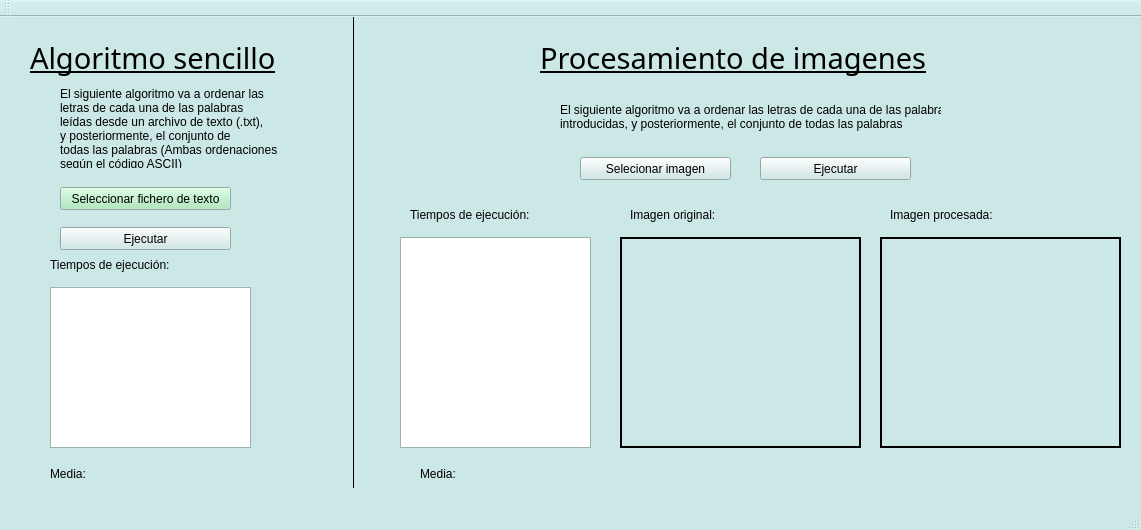
First picture: the form in mainwindow.ui, repository eherng03/bancoPruebas, before the edit.
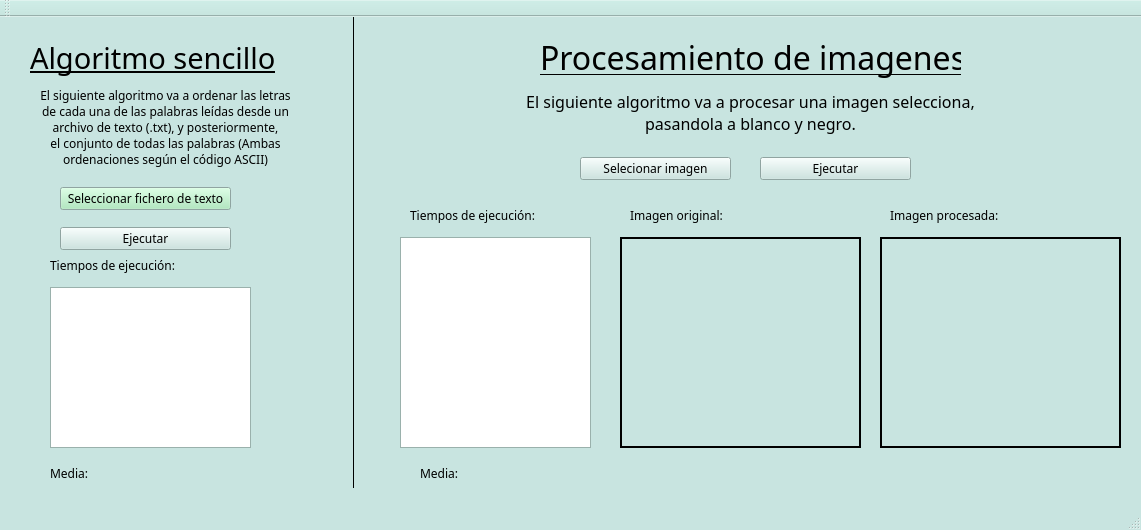
Second picture: the form after the edit.

Commit message: (he cambiado la fuente)

What changed in the file:
```diff
--- a/mainwindow.ui
+++ b/mainwindow.ui
@@ -24,16 +24,16 @@
      </colorrole>
      <colorrole role="Button">
       <brush brushstyle="SolidPattern">
-       <color alpha="255">
-        <red>204</red>
-        <green>232</green>
-        <blue>230</blue>
+       <color alpha="251">
+        <red>199</red>
+        <green>228</green>
+        <blue>223</blue>
        </color>
       </brush>
      </colorrole>
      <colorrole role="Light">
       <brush brushstyle="SolidPattern">
-       <color alpha="255">
+       <color alpha="251">
         <red>255</red>
         <green>255</green>
         <blue>255</blue>
@@ -42,28 +42,28 @@
      </colorrole>
      <colorrole role="Midlight">
       <brush brushstyle="SolidPattern">
-       <color alpha="255">
-        <red>229</red>
-        <green>243</green>
-        <blue>242</blue>
+       <color alpha="251">
+        <red>227</red>
+        <green>241</green>
+        <blue>239</blue>
        </color>
       </brush>
      </colorrole>
      <colorrole role="Dark">
       <brush brushstyle="SolidPattern">
-       <color alpha="255">
-        <red>102</red>
-        <green>116</green>
-        <blue>115</blue>
+       <color alpha="251">
+        <red>99</red>
+        <green>114</green>
+        <blue>111</blue>
        </color>
       </brush>
      </colorrole>
      <colorrole role="Mid">
       <brush brushstyle="SolidPattern">
-       <color alpha="255">
-        <red>136</red>
-        <green>155</green>
-        <blue>153</blue>
+       <color alpha="251">
+        <red>133</red>
+        <green>152</green>
+        <blue>149</blue>
        </color>
       </brush>
      </colorrole>
@@ -105,10 +105,10 @@
      </colorrole>
      <colorrole role="Window">
       <brush brushstyle="SolidPattern">
-       <color alpha="255">
-        <red>204</red>
-        <green>232</green>
-        <blue>230</blue>
+       <color alpha="251">
+        <red>199</red>
+        <green>228</green>
+        <blue>223</blue>
        </color>
       </brush>
      </colorrole>
@@ -123,10 +123,10 @@
      </colorrole>
      <colorrole role="AlternateBase">
       <brush brushstyle="SolidPattern">
-       <color alpha="255">
-        <red>229</red>
-        <green>243</green>
-        <blue>242</blue>
+       <color alpha="253">
+        <red>227</red>
+        <green>241</green>
+        <blue>239</blue>
        </color>
       </brush>
      </colorrole>
@@ -161,16 +161,16 @@
      </colorrole>
      <colorrole role="Button">
       <brush brushstyle="SolidPattern">
-       <color alpha="255">
-        <red>204</red>
-        <green>232</green>
-        <blue>230</blue>
+       <color alpha="251">
+        <red>199</red>
+        <green>228</green>
+        <blue>223</blue>
        </color>
       </brush>
      </colorrole>
      <colorrole role="Light">
       <brush brushstyle="SolidPattern">
-       <color alpha="255">
+       <color alpha="251">
         <red>255</red>
         <green>255</green>
         <blue>255</blue>
@@ -179,28 +179,28 @@
      </colorrole>
      <colorrole role="Midlight">
       <brush brushstyle="SolidPattern">
-       <color alpha="255">
-        <red>229</red>
-        <green>243</green>
-        <blue>242</blue>
+       <color alpha="251">
+        <red>227</red>
+        <green>241</green>
+        <blue>239</blue>
        </color>
       </brush>
      </colorrole>
      <colorrole role="Dark">
       <brush brushstyle="SolidPattern">
-       <color alpha="255">
-        <red>102</red>
-        <green>116</green>
-        <blue>115</blue>
+       <color alpha="251">
+        <red>99</red>
+        <green>114</green>
+        <blue>111</blue>
        </color>
       </brush>
      </colorrole>
      <colorrole role="Mid">
       <brush brushstyle="SolidPattern">
-       <color alpha="255">
-        <red>136</red>
-        <green>155</green>
-        <blue>153</blue>
+       <color alpha="251">
+        <red>133</red>
+        <green>152</green>
+        <blue>149</blue>
        </color>
       </brush>
      </colorrole>
@@ -242,10 +242,10 @@
      </colorrole>
      <colorrole role="Window">
       <brush brushstyle="SolidPattern">
-       <color alpha="255">
-        <red>204</red>
-        <green>232</green>
-        <blue>230</blue>
+       <color alpha="251">
+        <red>199</red>
+        <green>228</green>
+        <blue>223</blue>
        </color>
       </brush>
      </colorrole>
@@ -260,10 +260,10 @@
      </colorrole>
      <colorrole role="AlternateBase">
       <brush brushstyle="SolidPattern">
-       <color alpha="255">
-        <red>229</red>
-        <green>243</green>
-        <blue>242</blue>
+       <color alpha="253">
+        <red>227</red>
+        <green>241</green>
+        <blue>239</blue>
        </color>
       </brush>
      </colorrole>
@@ -289,25 +289,25 @@
     <disabled>
      <colorrole role="WindowText">
       <brush brushstyle="SolidPattern">
-       <color alpha="255">
-        <red>102</red>
-        <green>116</green>
-        <blue>115</blue>
+       <color alpha="251">
+        <red>99</red>
+        <green>114</green>
+        <blue>111</blue>
        </color>
       </brush>
      </colorrole>
      <colorrole role="Button">
       <brush brushstyle="SolidPattern">
-       <color alpha="255">
-        <red>204</red>
-        <green>232</green>
-        <blue>230</blue>
+       <color alpha="251">
+        <red>199</red>
+        <green>228</green>
+        <blue>223</blue>
        </color>
       </brush>
      </colorrole>
      <colorrole role="Light">
       <brush brushstyle="SolidPattern">
-       <color alpha="255">
+       <color alpha="251">
         <red>255</red>
         <green>255</green>
         <blue>255</blue>
@@ -316,37 +316,37 @@
      </colorrole>
      <colorrole role="Midlight">
       <brush brushstyle="SolidPattern">
-       <color alpha="255">
-        <red>229</red>
-        <green>243</green>
-        <blue>242</blue>
+       <color alpha="251">
+        <red>227</red>
+        <green>241</green>
+        <blue>239</blue>
        </color>
       </brush>
      </colorrole>
      <colorrole role="Dark">
       <brush brushstyle="SolidPattern">
-       <color alpha="255">
-        <red>102</red>
-        <green>116</green>
-        <blue>115</blue>
+       <color alpha="251">
+        <red>99</red>
+        <green>114</green>
+        <blue>111</blue>
        </color>
       </brush>
      </colorrole>
      <colorrole role="Mid">
       <brush brushstyle="SolidPattern">
-       <color alpha="255">
-        <red>136</red>
-        <green>155</green>
-        <blue>153</blue>
+       <color alpha="251">
+        <red>133</red>
+        <green>152</green>
+        <blue>149</blue>
        </color>
       </brush>
      </colorrole>
      <colorrole role="Text">
       <brush brushstyle="SolidPattern">
-       <color alpha="255">
-        <red>102</red>
-        <green>116</green>
-        <blue>115</blue>
+       <color alpha="251">
+        <red>99</red>
+        <green>114</green>
+        <blue>111</blue>
        </color>
       </brush>
      </colorrole>
@@ -361,28 +361,28 @@
      </colorrole>
      <colorrole role="ButtonText">
       <brush brushstyle="SolidPattern">
-       <color alpha="255">
-        <red>102</red>
-        <green>116</green>
-        <blue>115</blue>
+       <color alpha="251">
+        <red>99</red>
+        <green>114</green>
+        <blue>111</blue>
        </color>
       </brush>
      </colorrole>
      <colorrole role="Base">
       <brush brushstyle="SolidPattern">
-       <color alpha="255">
-        <red>204</red>
-        <green>232</green>
-        <blue>230</blue>
+       <color alpha="251">
+        <red>199</red>
+        <green>228</green>
+        <blue>223</blue>
        </color>
       </brush>
      </colorrole>
      <colorrole role="Window">
       <brush brushstyle="SolidPattern">
-       <color alpha="255">
-        <red>204</red>
-        <green>232</green>
-        <blue>230</blue>
+       <color alpha="251">
+        <red>199</red>
+        <green>228</green>
+        <blue>223</blue>
        </color>
       </brush>
      </colorrole>
@@ -397,10 +397,10 @@
      </colorrole>
      <colorrole role="AlternateBase">
       <brush brushstyle="SolidPattern">
-       <color alpha="255">
-        <red>204</red>
-        <green>232</green>
-        <blue>230</blue>
+       <color alpha="251">
+        <red>199</red>
+        <green>228</green>
+        <blue>223</blue>
        </color>
       </brush>
      </colorrole>
@@ -425,6 +425,11 @@
     </disabled>
    </palette>
   </property>
+  <property name="font">
+   <font>
+    <family>Rockwell Nova</family>
+   </font>
+  </property>
   <property name="windowTitle">
    <string>BenchMarks</string>
   </property>
@@ -463,8 +468,8 @@
     </property>
     <property name="font">
      <font>
-      <family>Segoe Script</family>
-      <pointsize>22</pointsize>
+      <family>Rockwell</family>
+      <pointsize>24</pointsize>
       <underline>true</underline>
      </font>
     </property>
@@ -475,14 +480,22 @@
    <widget class="QLabel" name="descripcion">
     <property name="geometry">
      <rect>
-      <x>60</x>
+      <x>40</x>
       <y>70</y>
-      <width>231</width>
+      <width>251</width>
       <height>81</height>
      </rect>
     </property>
+    <property name="font">
+     <font>
+      <family>Rockwell Nova</family>
+     </font>
+    </property>
     <property name="text">
-     <string>&lt;html&gt;&lt;head/&gt;&lt;body&gt;&lt;p&gt;El siguiente algoritmo va a ordenar las&lt;br/&gt;letras de cada una de las palabras&lt;br/&gt;leídas desde un archivo de texto (.txt),&lt;br/&gt;y posteriormente, el conjunto de &lt;br/&gt;todas las palabras (Ambas ordenaciones&lt;br/&gt;según el código ASCII)&lt;/p&gt;&lt;/body&gt;&lt;/html&gt;</string>
+     <string>&lt;html&gt;&lt;head/&gt;&lt;body&gt;&lt;p&gt;El siguiente algoritmo va a ordenar las letras&lt;br/&gt;de cada una de las palabras leídas desde un&lt;br/&gt;archivo de texto (.txt), y posteriormente, &lt;br/&gt;el conjunto de todas las palabras (Ambas &lt;br/&gt;ordenaciones según el código ASCII)&lt;/p&gt;&lt;/body&gt;&lt;/html&gt;</string>
+    </property>
+    <property name="alignment">
+     <set>Qt::AlignCenter</set>
     </property>
    </widget>
    <widget class="QTextEdit" name="timesText">
@@ -510,6 +523,11 @@
       <height>23</height>
      </rect>
     </property>
+    <property name="font">
+     <font>
+      <family>Rockwell Nova</family>
+     </font>
+    </property>
     <property name="cursor">
      <cursorShape>PointingHandCursor</cursorShape>
     </property>
@@ -526,6 +544,11 @@
       <height>16</height>
      </rect>
     </property>
+    <property name="font">
+     <font>
+      <family>Rockwell Nova</family>
+     </font>
+    </property>
     <property name="text">
      <string>Tiempos de ejecución:</string>
     </property>
@@ -539,6 +562,11 @@
       <height>23</height>
      </rect>
     </property>
+    <property name="font">
+     <font>
+      <family>Rockwell Nova</family>
+     </font>
+    </property>
     <property name="cursor">
      <cursorShape>PointingHandCursor</cursorShape>
     </property>
@@ -549,14 +577,23 @@
    <widget class="QLabel" name="descripcion_2">
     <property name="geometry">
      <rect>
-      <x>560</x>
-      <y>80</y>
-      <width>381</width>
-      <height>41</height>
+      <x>500</x>
+      <y>70</y>
+      <width>501</width>
+      <height>51</height>
      </rect>
     </property>
+    <property name="font">
+     <font>
+      <family>Rockwell Nova</family>
+      <pointsize>12</pointsize>
+     </font>
+    </property>
     <property name="text">
-     <string>&lt;html&gt;&lt;head/&gt;&lt;body&gt;&lt;p&gt;El siguiente algoritmo va a ordenar las letras de cada una de las palabras&lt;br/&gt;introducidas, y posteriormente, el conjunto de todas las palabras &lt;/p&gt;&lt;/body&gt;&lt;/html&gt;</string>
+     <string>&lt;html&gt;&lt;head/&gt;&lt;body&gt;&lt;p&gt;El siguiente algoritmo  va a procesar una imagen selecciona,&lt;br/&gt;pasandola a blanco y negro.&lt;/p&gt;&lt;/body&gt;&lt;/html&gt;</string>
+    </property>
+    <property name="alignment">
+     <set>Qt::AlignCenter</set>
     </property>
    </widget>
    <widget class="QPushButton" name="runButton2">
@@ -568,6 +605,11 @@
       <height>23</height>
      </rect>
     </property>
+    <property name="font">
+     <font>
+      <family>Rockwell Nova</family>
+     </font>
+    </property>
     <property name="cursor">
      <cursorShape>PointingHandCursor</cursorShape>
     </property>
@@ -596,10 +638,15 @@
      <rect>
       <x>410</x>
       <y>190</y>
-      <width>121</width>
+      <width>131</width>
       <height>16</height>
      </rect>
     </property>
+    <property name="font">
+     <font>
+      <family>Rockwell Nova</family>
+     </font>
+    </property>
     <property name="text">
      <string>Tiempos de ejecución:</string>
     </property>
@@ -650,6 +697,11 @@
       </disabled>
      </palette>
     </property>
+    <property name="font">
+     <font>
+      <family>Rockwell Nova</family>
+     </font>
+    </property>
     <property name="cursor">
      <cursorShape>PointingHandCursor</cursorShape>
     </property>
@@ -679,6 +731,11 @@
       <height>13</height>
      </rect>
     </property>
+    <property name="font">
+     <font>
+      <family>Rockwell Nova</family>
+     </font>
+    </property>
     <property name="text">
      <string>Media:</string>
     </property>
@@ -772,6 +829,11 @@
       <height>16</height>
      </rect>
     </property>
+    <property name="font">
+     <font>
+      <family>Rockwell Nova</family>
+     </font>
+    </property>
     <property name="text">
      <string>Imagen original:</string>
     </property>
@@ -785,6 +847,11 @@
       <height>16</height>
      </rect>
     </property>
+    <property name="font">
+     <font>
+      <family>Rockwell Nova</family>
+     </font>
+    </property>
     <property name="text">
      <string>Imagen procesada:</string>
     </property>
```
Left out of the diff: 19 changed lines with no effect on the pictures.
